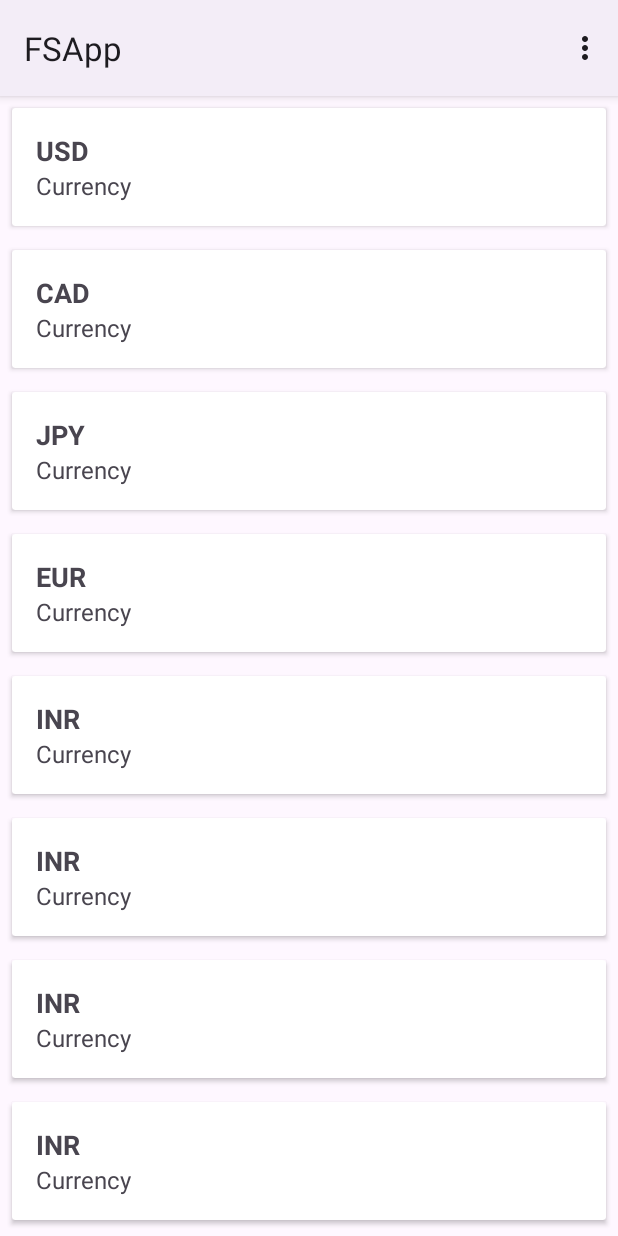
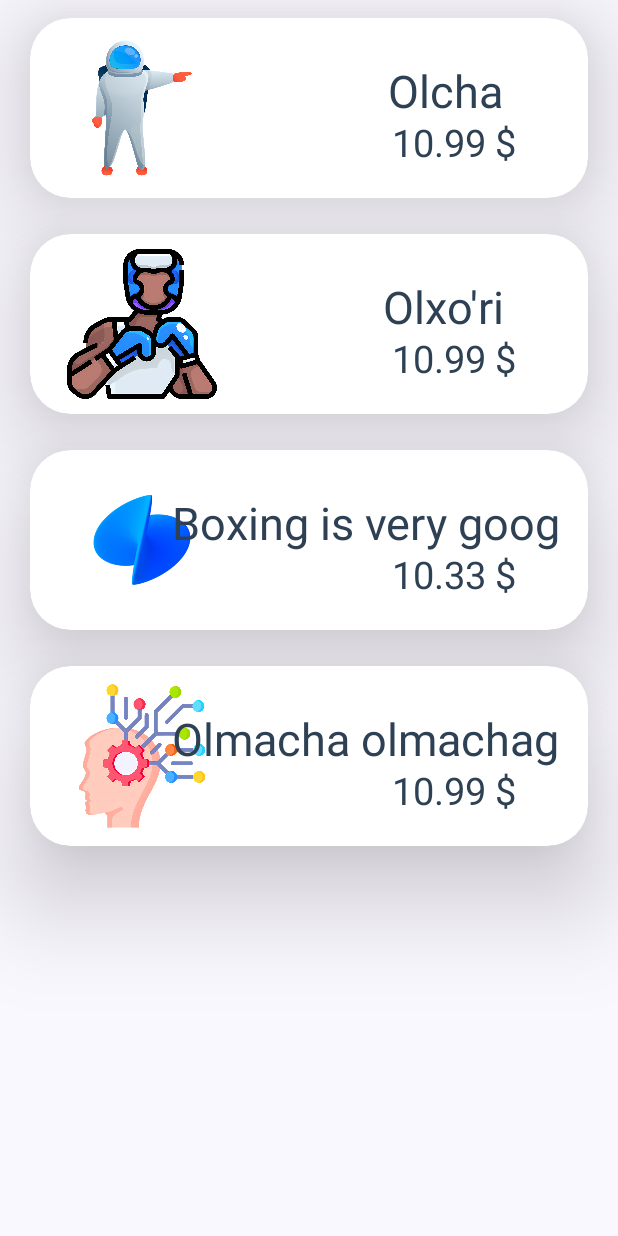
Before and after one commit to otabek05/android_java, an Android app: the screen it shows after launch (MainActivity), on a phone screen of 412 x 824 dp. Run offline under Robolectric (Android 15) with nearby library versions, the phone set to English and light mode, and no system bars.

Commit message:
card view has been added

```diff
--- a/app/src/main/java/com/daeryuk/fsapp/MainActivity.java
+++ b/app/src/main/java/com/daeryuk/fsapp/MainActivity.java
@@ -26,7 +26,9 @@ import androidx.recyclerview.widget.LinearLayoutManager;
 import androidx.recyclerview.widget.RecyclerView;
 
 import com.daeryuk.fsapp.adapters.MyRecycleViewAdapter;
+import com.daeryuk.fsapp.adapters.ProductRecycleAdapter;
 import com.daeryuk.fsapp.models.Country;
+import com.daeryuk.fsapp.models.Product;
 import com.daeryuk.fsapp.repo.ItemClickListener;
 
 import java.util.ArrayList;
@@ -37,59 +39,23 @@ import java.util.List;
 public class MainActivity extends AppCompatActivity  implements ItemClickListener {
 
     List<Country> countryList = new ArrayList<>();
+    List<Product> products = new ArrayList<>();
 
     @Override
     protected void onCreate(Bundle savedInstanceState) {
         super.onCreate(savedInstanceState);
         setContentView(R.layout.activity_main);
         RecyclerView recyclerView = findViewById(R.id.recycler_view);
-        MyRecycleViewAdapter adapter;
         LinearLayoutManager layoutManager = new LinearLayoutManager(this);
 
-        countryList.add(new Country("United States", "USD"));
-        countryList.add(new Country("Canada", "CAD"));
-        countryList.add(new Country("Japan", "JPY"));
-        countryList.add(new Country("Germany", "EUR"));
-        countryList.add(new Country("India", "INR"));
-        countryList.add(new Country("India", "INR"));
-        countryList.add(new Country("India", "INR"));
-        countryList.add(new Country("India", "INR"));
-        countryList.add(new Country("India", "INR"));
-        countryList.add(new Country("India", "INR"));
-        countryList.add(new Country("India", "INR"));
-        countryList.add(new Country("India", "INR"));
-        countryList.add(new Country("India", "INR"));
-        countryList.add(new Country("India", "INR"));
-        countryList.add(new Country("India", "INR"));
-        countryList.add(new Country("India", "INR"));
-        countryList.add(new Country("India", "INR"));
-        countryList.add(new Country("India", "INR"));
-        countryList.add(new Country("India", "INR"));
-        countryList.add(new Country("India", "INR"));
-        countryList.add(new Country("India", "INR"));
-        countryList.add(new Country("India", "INR"));
-        countryList.add(new Country("India", "INR"));
+        products.add(new Product("Olcha", R.drawable.ass, 10.99));
+        products.add(new Product("Olxo'ri", R.drawable.box, 10.99));
+        products.add(new Product("Boxing is very goog", R.drawable.toss, 10.33));
+        products.add(new Product("Olmacha olmachag", R.drawable.brain, 10.99));
 
-
-        adapter = new MyRecycleViewAdapter(countryList);
-       adapter.setClickListener(this);
+       ProductRecycleAdapter adapter = new ProductRecycleAdapter(products);
        recyclerView.setLayoutManager(layoutManager);
        recyclerView.setAdapter(adapter);
-
-
-
-        /*
-        box.setOnCheckedChangeListener(new CompoundButton.OnCheckedChangeListener() {
-            @Override
-            public void onCheckedChanged(CompoundButton compoundButton, boolean b) {
-                if (b ) {
-                    // Code to execute
-                    Toast.makeText(MainActivity.this, "Checkbox is chekcked", Toast.LENGTH_SHORT).show();
-                }
-            }
-        });
-        */
-
 
     }
 
@@ -119,35 +85,8 @@ public class MainActivity extends AppCompatActivity  implements ItemClickListene
 
         return true; // Indicate that the menu item was handled
     }
-    // Intents facilitate communication between different component as well as between different applications
 
-    // Type of intents
-    // 1- Explicit Intents  ===> used specific components within the application, by specifying component class name
-    // 2- Implicit Intents  ===> used for extenal services in the phone such as browser or camera
 
-   // Explicit Intents
-
-    public void moveToSecond() {
-        Intent intent = new Intent(this, Second.class);
-        startActivity(intent);
-    }
-
-    // Implicit Intents
-
-    public void openNewPage() {
-        Uri webpage = Uri.parse("https://daeryuk.org");
-
-        Intent intent = new Intent(Intent.ACTION_VIEW, webpage);
-        startActivity(intent);
-    }
-
-    public void openCamera()
-    {
-        Intent intent = new Intent(MediaStore.ACTION_IMAGE_CAPTURE);
-        if(intent.resolveActivity(getPackageManager()) != null) {
-            startActivity(intent);
-        }
-    }
 
 
     @Override
--- a/app/src/main/java/com/daeryuk/fsapp/adapters/MyRecycleViewAdapter.java
+++ b/app/src/main/java/com/daeryuk/fsapp/adapters/MyRecycleViewAdapter.java
@@ -30,8 +30,8 @@ public class MyRecycleViewAdapter extends RecyclerView.Adapter<MyRecycleViewAdap
     @NonNull
     @Override
     public MyViewHolder onCreateViewHolder(@NonNull ViewGroup parent, int viewType) {
-        View itemView = LayoutInflater.from(parent.getContext()).inflate(R.layout.item_country,parent, false);
-        return new MyViewHolder(itemView);
+       // View itemView = LayoutInflater.from(parent.getContext()).inflate(R.layout.item_country,parent, false);
+        return null;
     }
 
     @Override
@@ -51,8 +51,7 @@ public class MyRecycleViewAdapter extends RecyclerView.Adapter<MyRecycleViewAdap
         TextView currency;
         public MyViewHolder(@NonNull View itemView) {
             super(itemView);
-            name = itemView.findViewById(R.id.country_name);
-            currency = itemView.findViewById(R.id.country_name);
+
 
             itemView.setOnClickListener(this);
         }
--- /dev/null
+++ b/app/src/main/java/com/daeryuk/fsapp/adapters/ProductRecycleAdapter.java
@@ -0,0 +1,59 @@
+package com.daeryuk.fsapp.adapters;
+
+import android.view.LayoutInflater;
+import android.view.View;
+import android.view.ViewGroup;
+import android.widget.ImageView;
+import android.widget.TextView;
+
+import androidx.annotation.NonNull;
+import androidx.recyclerview.widget.RecyclerView;
+
+import com.daeryuk.fsapp.R;
+import com.daeryuk.fsapp.models.Product;
+
+import java.util.List;
+
+public class ProductRecycleAdapter extends RecyclerView.Adapter<ProductRecycleAdapter.ProductHolder> {
+    List<Product> lists;
+
+    public ProductRecycleAdapter(List<Product> lists) {
+        this.lists = lists;
+    }
+
+    @NonNull
+    @Override
+    public ProductHolder onCreateViewHolder(@NonNull ViewGroup parent, int viewType) {
+        View itemView = LayoutInflater.from(parent.getContext()).inflate(R.layout.card_item_layout, parent, false );
+        return new ProductHolder(itemView);
+    }
+
+    @Override
+    public void onBindViewHolder(@NonNull ProductHolder productHolder, int position) {
+        Product product = lists.get(position);
+
+        String price = String.format("%.2f $", product.getPrice());
+        productHolder.img.setImageResource(product.getImage());
+        productHolder.name.setText(product.getProductName());
+        productHolder.price.setText(price);
+    }
+
+    @Override
+    public int getItemCount() {
+        return lists.size();
+    }
+
+
+    public static class ProductHolder extends RecyclerView.ViewHolder {
+        ImageView img;
+        TextView name;
+        TextView price;
+
+        public ProductHolder(@NonNull View itemView) {
+            super(itemView);
+            img = itemView.findViewById(R.id.product_image);
+            name = itemView.findViewById(R.id.product_name);
+            price = itemView.findViewById(R.id.price);
+        }
+    }
+}
--- /dev/null
+++ b/app/src/main/java/com/daeryuk/fsapp/models/Product.java
@@ -0,0 +1,37 @@
+package com.daeryuk.fsapp.models;
+
+public class Product {
+    private String productName;
+    private Integer image;
+    private Double price;
+
+    public Product(String productName, Integer image, Double price) {
+        this.productName = productName;
+        this.image = image;
+        this.price = price;
+    }
+
+    public String getProductName() {
+        return productName;
+    }
+
+    public void setProductName(String productName) {
+        this.productName = productName;
+    }
+
+    public Integer getImage() {
+        return image;
+    }
+
+    public void setImage(Integer image) {
+        this.image = image;
+    }
+
+    public Double getPrice() {
+        return price;
+    }
+
+    public void setPrice(Double price) {
+        this.price = price;
+    }
+}
--- a/app/src/main/java/com/daeryuk/fsapp/repo/ItemClickListener.java
+++ b/app/src/main/java/com/daeryuk/fsapp/repo/ItemClickListener.java
@@ -4,6 +4,4 @@ import android.view.View;
 
 public interface ItemClickListener {
     void onClick(View v, int position);
-
-
 }
--- a/app/src/main/res/layout/activity_second.xml
+++ b/app/src/main/res/layout/activity_second.xml
@@ -1,4 +1,5 @@
 <?xml version="1.0" encoding="utf-8"?>
+
 <LinearLayout xmlns:android="http://schemas.android.com/apk/res/android"
     android:id="@+id/main"
     android:layout_width="match_parent"
--- /dev/null
+++ b/app/src/main/res/layout/card_item_layout.xml
@@ -0,0 +1,70 @@
+<?xml version="1.0" encoding="utf-8"?>
+<androidx.cardview.widget.CardView
+    xmlns:android="http://schemas.android.com/apk/res/android"
+    xmlns:tools="http://schemas.android.com/tools"
+    android:layout_width="match_parent"
+    android:layout_height="120dp"
+    xmlns:app="http://schemas.android.com/apk/res-auto"
+    app:cardCornerRadius="27dp"
+    app:cardBackgroundColor="@color/white"
+    app:cardElevation="40dp"
+    android:layout_marginVertical="12dp"
+    android:layout_marginHorizontal="20dp"
+    >
+
+    <androidx.constraintlayout.widget.ConstraintLayout
+        android:layout_width="match_parent"
+        android:layout_height="match_parent">
+
+        <ImageView
+            android:id="@+id/product_image"
+            android:layout_width="120dp"
+            android:padding="10dp"
+
+            android:layout_height="match_parent"
+            android:layout_marginEnd="26dp"
+            android:contentDescription="TODO"
+            android:src="@drawable/images"
+            app:layout_constraintBottom_toBottomOf="parent"
+            app:layout_constraintEnd_toEndOf="parent"
+            app:layout_constraintHorizontal_bias="0.065"
+            app:layout_constraintStart_toStartOf="parent"
+            app:layout_constraintTop_toTopOf="parent"
+            app:layout_constraintVertical_bias="0.0" />
+
+        <TextView
+            android:id="@+id/product_name"
+            android:layout_marginLeft="20dp"
+            android:layout_width="wrap_content"
+            android:layout_height="wrap_content"
+            android:text="This is the text fo"
+            android:textAlignment="center"
+            android:textColor="@color/menu_button"
+            android:textSize="30sp"
+            app:layout_constraintBottom_toBottomOf="parent"
+            app:layout_constraintEnd_toEndOf="parent"
+            app:layout_constraintHorizontal_bias="0.794"
+            app:layout_constraintStart_toStartOf="parent"
+            app:layout_constraintTop_toTopOf="parent"
+            app:layout_constraintVertical_bias="0.35" />
+
+
+        <TextView
+            android:id="@+id/price"
+            android:layout_width="wrap_content"
+            android:layout_height="wrap_content"
+            android:text="This is the text fo"
+            android:textAlignment="center"
+            android:textColor="@color/menu_button"
+            android:textSize="25sp"
+            app:layout_constraintBottom_toBottomOf="parent"
+            app:layout_constraintEnd_toEndOf="parent"
+            app:layout_constraintHorizontal_bias="0.835"
+            app:layout_constraintStart_toStartOf="parent"
+            app:layout_constraintTop_toTopOf="parent"
+            app:layout_constraintVertical_bias="0.765" />
+
+    </androidx.constraintlayout.widget.ConstraintLayout>
+
+
+</androidx.cardview.widget.CardView>
--- a/app/src/main/res/layout/item_country.xml
+++ /dev/null
@@ -1,31 +0,0 @@
-<?xml version="1.0" encoding="utf-8"?>
-<androidx.cardview.widget.CardView xmlns:android="http://schemas.android.com/apk/res/android"
-    android:layout_width="match_parent"
-    android:layout_height="wrap_content"
-    android:layout_margin="8dp"
-
-    android:radius="8dp">
-
-    <LinearLayout
-        android:layout_width="match_parent"
-        android:layout_height="wrap_content"
-        android:orientation="vertical"
-        android:padding="16dp">
-
-        <TextView
-            android:id="@+id/country_name"
-            android:layout_width="wrap_content"
-            android:layout_height="wrap_content"
-            android:text="Country Name"
-            android:textSize="18sp"
-            android:textStyle="bold"/>
-
-        <TextView
-            android:id="@+id/currency_name"
-            android:layout_width="wrap_content"
-            android:layout_height="wrap_content"
-            android:text="Currency"
-            android:textSize="16sp"/>
-
-    </LinearLayout>
-</androidx.cardview.widget.CardView>
--- a/app/src/main/res/values/themes.xml
+++ b/app/src/main/res/values/themes.xml
@@ -1,6 +1,6 @@
 <resources xmlns:tools="http://schemas.android.com/tools">
     <!-- Base application theme. -->
-    <style name="Base.Theme.FSApp" parent="Theme.Material3.DayNight">
+    <style name="Base.Theme.FSApp" parent="Theme.Material3.DynamicColors.DayNight.NoActionBar">
         <!-- Customize your light theme here. -->
         <!-- <item name="colorPrimary">@color/my_light_primary</item> -->
 
```
Also changed, not shown: app/src/main/java/com/daeryuk/fsapp/Second.java (+0 -10 lines), app/src/main/java/com/daeryuk/fsapp/adapters/MyCustomAdapter.java (deleted, +0 -69 lines), app/src/main/res/layout/my_list_item.xml (deleted, +0 -38 lines), app/src/main/res/drawable/ass.png (added), app/src/main/res/drawable/box.png (added), app/src/main/res/drawable/brain.png (added), app/src/main/res/drawable/images.jpeg (added), app/src/main/res/drawable/toss.png (added).
